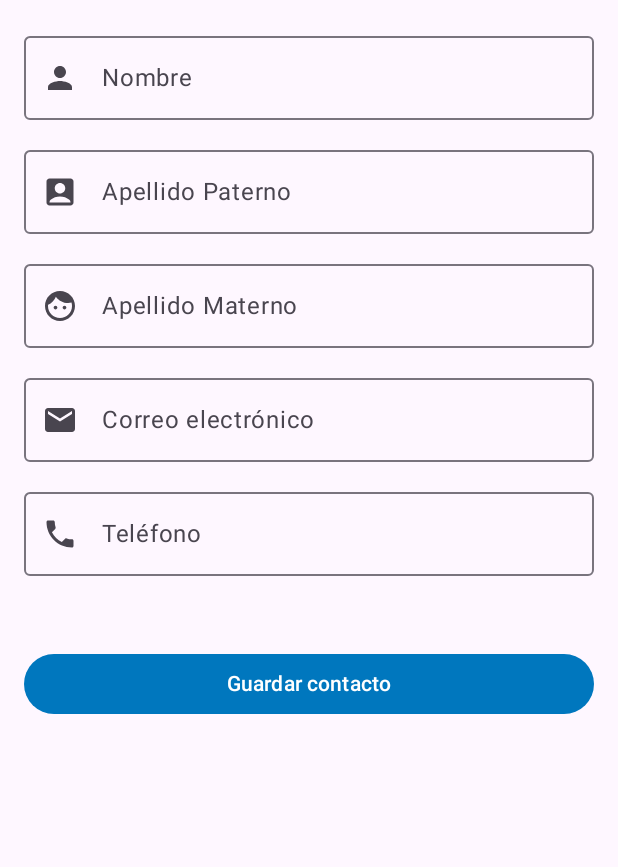
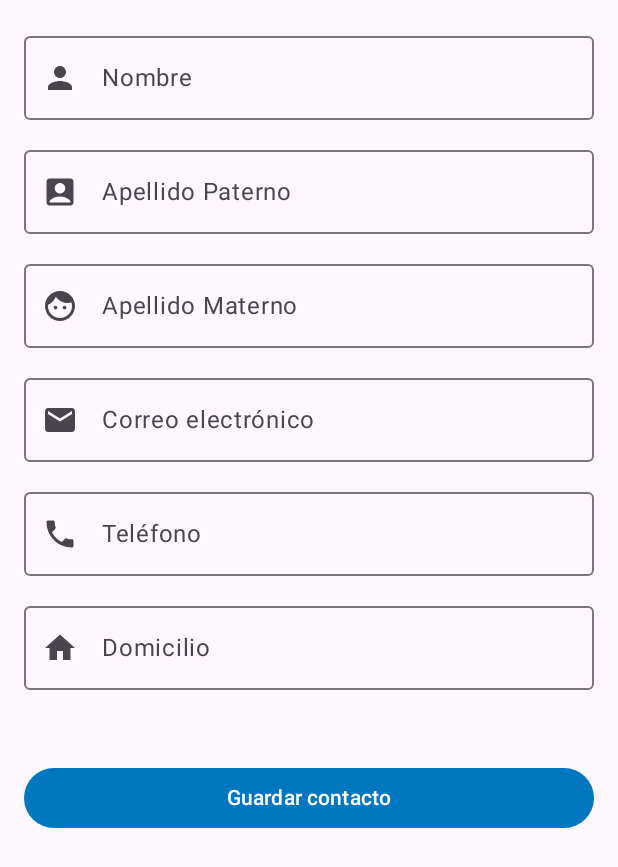
Before and after one commit to tadeo-dev789/ContactosDir, an Android app built with Jetpack Compose: the composable ContentAddView shown on its own in the app's theme, on a phone screen of 412 x 824 dp. Shown: the top 867 px of the screen. Run offline under Robolectric (Android 15) with nearby library versions, the phone set to English and light mode, and no system bars.

Commit message:
Se agrego de manera satisfactoria el domicilio, tambien se agrego iconos para que el usuario pueda mandar mensajes, correos y llamadas, y ver la ubicacion en Google Maps

```diff
--- a/app/src/main/java/com/example/contactosdir/model/Contacto.kt
+++ b/app/src/main/java/com/example/contactosdir/model/Contacto.kt
@@ -11,5 +11,6 @@ data class Contacto(
     val apellidoPaterno: String,
     val apellidoMaterno: String,
     val correo: String,
-    val telefono: String
-)
+    val telefono: String,
+    val domicilio: String = "",
+    )
--- a/app/src/main/java/com/example/contactosdir/views/AddView.kt
+++ b/app/src/main/java/com/example/contactosdir/views/AddView.kt
@@ -1,5 +1,7 @@
 package com.example.contactosdir.views
 
+import android.content.Intent
+import android.net.Uri
 import androidx.compose.foundation.layout.Arrangement
 import androidx.compose.foundation.layout.Column
 import androidx.compose.foundation.layout.PaddingValues
@@ -14,6 +16,7 @@ import androidx.compose.material.icons.filled.AccountBox
 import androidx.compose.material.icons.filled.ArrowBack
 import androidx.compose.material.icons.filled.Email
 import androidx.compose.material.icons.filled.Face
+import androidx.compose.material.icons.filled.Home
 import androidx.compose.material.icons.filled.Person
 import androidx.compose.material.icons.filled.Phone
 import androidx.compose.material3.Button
@@ -31,6 +34,7 @@ import androidx.compose.runtime.mutableStateOf
 import androidx.compose.runtime.remember
 import androidx.compose.runtime.setValue
 import androidx.compose.ui.Modifier
+import androidx.compose.ui.platform.LocalContext
 import androidx.compose.ui.text.input.KeyboardType
 import androidx.compose.ui.unit.dp
 import androidx.navigation.NavController
@@ -42,11 +46,15 @@ import com.example.contactosdir.viewModels.ContactoViewModel
 
 @OptIn(ExperimentalMaterial3Api::class)
 @Composable
-fun AddView(navController: NavController, contactoVM: ContactosViewModel, contactosVM: ContactoViewModel){
+fun AddView(
+    navController: NavController,
+    contactoVM: ContactosViewModel,
+    contactosVM: ContactoViewModel
+) {
     Scaffold(
         topBar = {
             CenterAlignedTopAppBar(
-                title = { MainTitle(title = "Add Contacto") },
+                title = { MainTitle(title = "Agregar Contacto") },
                 colors = TopAppBarDefaults.centerAlignedTopAppBarColors(
                     containerColor = MaterialTheme.colorScheme.primary
                 ),
@@ -58,9 +66,8 @@ fun AddView(navController: NavController, contactoVM: ContactosViewModel, contac
             )
         }
     ) {
-        ContentAddView(it, navController,contactoVM,contactosVM)
+        ContentAddView(it, navController, contactoVM, contactosVM)
     }
-
 }
 
 @Composable
@@ -75,6 +82,9 @@ fun ContentAddView(
     var apellidoMaterno by remember { mutableStateOf("") }
     var correo by remember { mutableStateOf("") }
     var telefono by remember { mutableStateOf("") }
+    var domicilio by remember { mutableStateOf("") }
+
+    val context = LocalContext.current
 
     Column(
         modifier = Modifier
@@ -97,10 +107,7 @@ fun ContentAddView(
             onValueChange = { apellidoPaterno = it },
             label = { Text("Apellido Paterno") },
             leadingIcon = {
-                Icon(
-                    imageVector = Icons.Default.AccountBox,
-                    contentDescription = "Apellido Paterno"
-                )
+                Icon(imageVector = Icons.Default.AccountBox, contentDescription = "Apellido Paterno")
             },
             modifier = Modifier.fillMaxWidth()
         )
@@ -133,24 +140,32 @@ fun ContentAddView(
             },
             modifier = Modifier.fillMaxWidth()
         )
-
-
+        OutlinedTextField(
+            value = domicilio,
+            onValueChange = { domicilio = it },
+            label = { Text("Domicilio") },
+            leadingIcon = {
+                Icon(imageVector = Icons.Default.Home, contentDescription = "Domicilio")
+            },
+            modifier = Modifier.fillMaxWidth()
+        )
         Spacer(modifier = Modifier.height(24.dp))
 
         Button(
             onClick = {
-                // Validar que nombre y teléfono no estén vacíos
                 if (nombre.isNotBlank() && apellidoPaterno.isNotBlank() && telefono.isNotBlank()) {
                     val nuevoContacto = Contacto(
                         nombre = nombre.trim(),
                         apellidoPaterno = apellidoPaterno.trim(),
                         apellidoMaterno = apellidoMaterno.trim(),
                         correo = correo.trim(),
-                        telefono = telefono.trim()
+                        telefono = telefono.trim(),
+                        domicilio = domicilio.trim(),
                     )
                     contactoVM.addContacto(nuevoContacto)
                     navController.popBackStack()
                 } else {
+                    // Aquí puedes mostrar un mensaje de error si quieres
                 }
             },
             modifier = Modifier.fillMaxWidth()
```
Also changed, not shown: app/src/main/java/com/example/contactosdir/views/DetailView.kt (+31 -7 lines), app/src/main/java/com/example/contactosdir/views/EditView.kt (+31 -12 lines).
